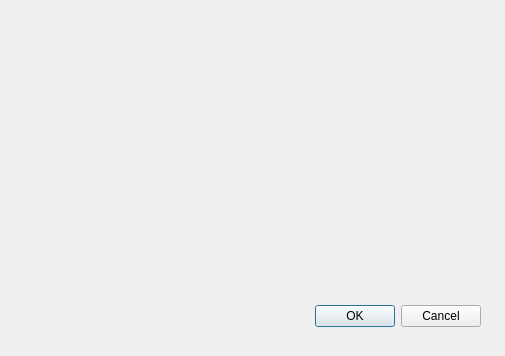
This is comparedialog.ui in miksah-dev/nibe_base as Qt 5 draws it before an edit. The edited form follows.
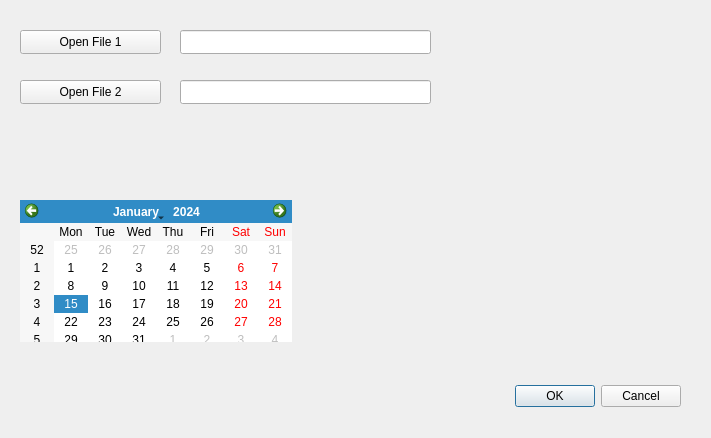
This is the edited form.

Commit message: compare dialog upddate

What changed in the file:
```diff
--- a/comparedialog.ui
+++ b/comparedialog.ui
@@ -6,8 +6,8 @@
    <rect>
     <x>0</x>
     <y>0</y>
-    <width>505</width>
-    <height>356</height>
+    <width>711</width>
+    <height>438</height>
    </rect>
   </property>
   <property name="windowTitle">
@@ -16,8 +16,8 @@
   <widget class="QDialogButtonBox" name="compareButtonBox">
    <property name="geometry">
     <rect>
-     <x>140</x>
-     <y>300</y>
+     <x>340</x>
+     <y>380</y>
      <width>341</width>
      <height>32</height>
     </rect>
@@ -32,6 +32,62 @@
     <bool>false</bool>
    </property>
   </widget>
+  <widget class="QCalendarWidget" name="calendarWidget">
+   <property name="geometry">
+    <rect>
+     <x>20</x>
+     <y>200</y>
+     <width>272</width>
+     <height>142</height>
+    </rect>
+   </property>
+  </widget>
+  <widget class="QPushButton" name="OpenFile1">
+   <property name="geometry">
+    <rect>
+     <x>20</x>
+     <y>30</y>
+     <width>141</width>
+     <height>24</height>
+    </rect>
+   </property>
+   <property name="text">
+    <string>Open File 1</string>
+   </property>
+  </widget>
+  <widget class="QPushButton" name="OpenFile2">
+   <property name="geometry">
+    <rect>
+     <x>20</x>
+     <y>80</y>
+     <width>141</width>
+     <height>24</height>
+    </rect>
+   </property>
+   <property name="text">
+    <string>Open File 2</string>
+   </property>
+  </widget>
+  <widget class="QLineEdit" name="lineEdit">
+   <property name="geometry">
+    <rect>
+     <x>180</x>
+     <y>30</y>
+     <width>251</width>
+     <height>24</height>
+    </rect>
+   </property>
+  </widget>
+  <widget class="QLineEdit" name="lineEdit_2">
+   <property name="geometry">
+    <rect>
+     <x>180</x>
+     <y>80</y>
+     <width>251</width>
+     <height>24</height>
+    </rect>
+   </property>
+  </widget>
  </widget>
  <resources/>
  <connections>
```
The commit also changes 3 other files.
